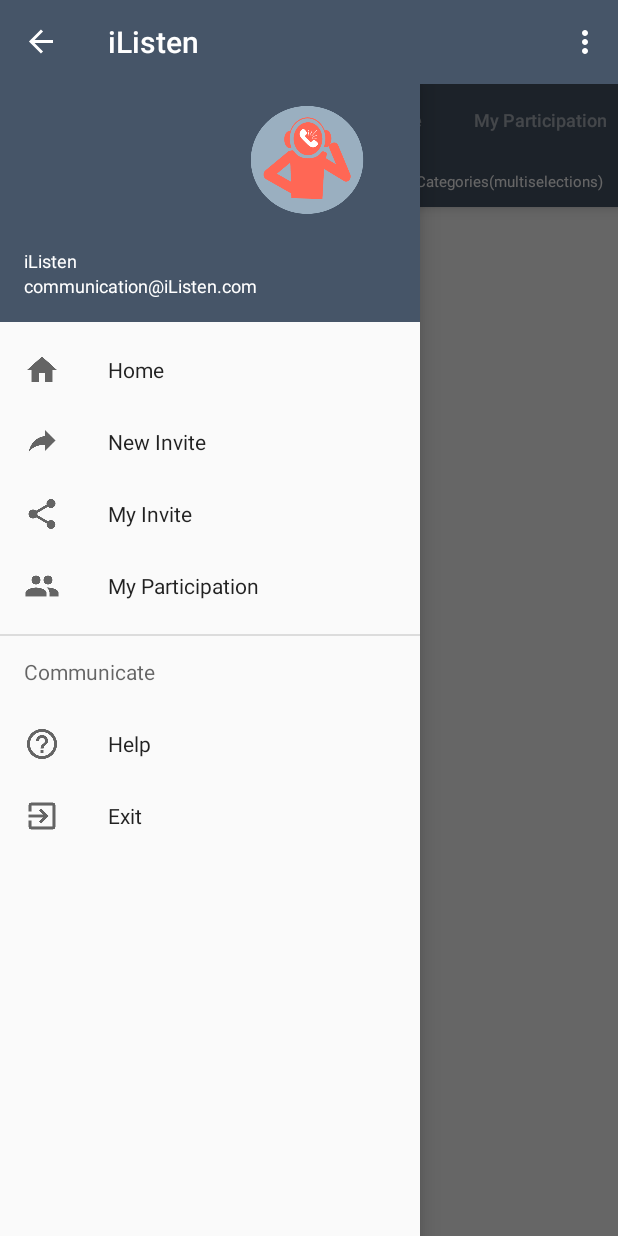
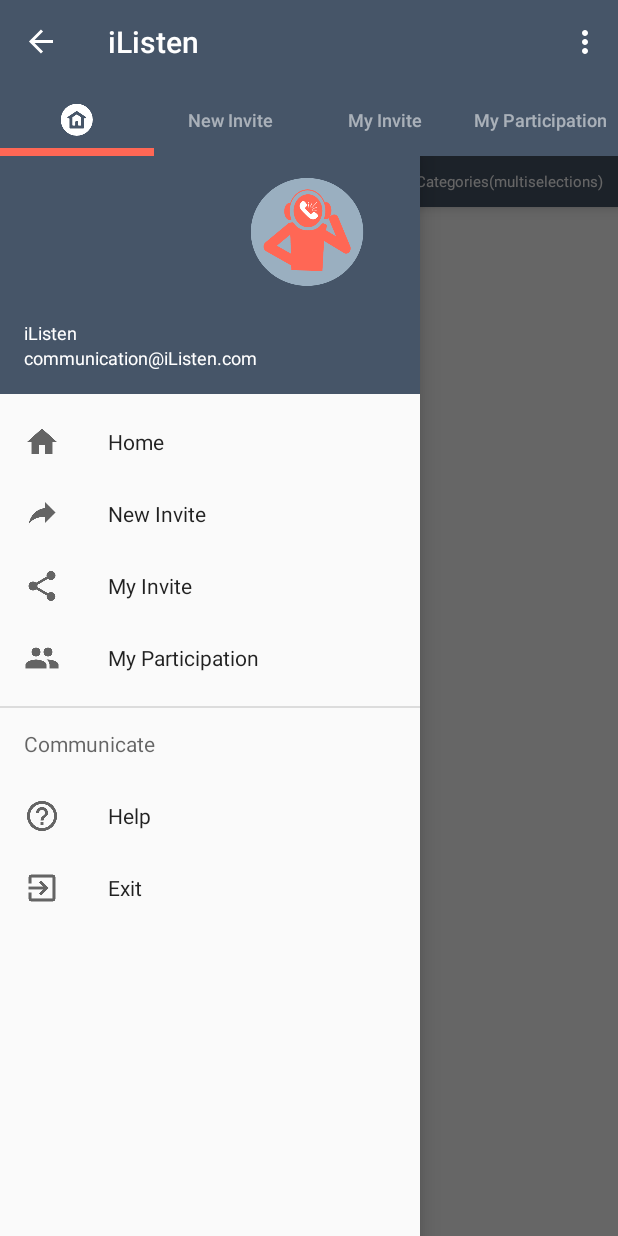
Before and after one commit to RajNirmal/IlistenSinch, an Android app: the Fragment1 screen opened directly, with no data from a screen before it, with the side drawer open, on a phone screen of 412 x 824 dp. Run offline under Robolectric (Android 15) with nearby library versions, the phone set to English and light mode, and no system bars; our stand-ins replace Volley; libraries missing offline, so code that uses them is left out: com.rebtel.repackaged, com.sinch.android; network calls fail; 7 statements that could not run were skipped.

Commit message:
Working with Broadcast

```diff
--- a/app/src/main/java/com/example/nirmal/ilistensinch/CustomAdapter4.java
+++ b/app/src/main/java/com/example/nirmal/ilistensinch/CustomAdapter4.java
@@ -80,13 +80,17 @@
         TextView cat = holder.cat;
         TextView desc = holder.desc;
         TextView dt= holder.dt;
-//        TextView join= holder.join;
+        TextView join= holder.join;
         nick.setText(dataSet.get(listPosition).getPresenter());
         stat.setText("Scheduled");
         tit.setText(dataSet.get(listPosition).getMeetingName());
         cat.setText(Category);
         desc.setText(dataSet.get(listPosition).getConferenceDesc());
         dt.setText(dataSet.get(listPosition).getTime());
+        if((dataSet.get(listPosition).getStatus())==2){
+            join.setText("Meeting Over");
+        }
+//        join
 //        part.setText(dataSet.get(listPosition).getPart());
     }
 
--- a/app/src/main/java/com/example/nirmal/ilistensinch/DBPackage/DBHandler.java
+++ b/app/src/main/java/com/example/nirmal/ilistensinch/DBPackage/DBHandler.java
@@ -57,10 +57,25 @@
         db.close();
         return output;
     }
+    //Perfectly working code below
+    /*
     public ArrayList<MeetingList> getAllMeetings(){
         SQLiteDatabase db = this.getReadableDatabase();
         ArrayList<MeetingList> allMeetings = new ArrayList<>();
         Cursor cr = db.rawQuery("select * from "+TABLE_NAME+ " where "+KEY_MEETING_STATUS+" = 1",null);
+        try{
+            while(cr.moveToNext())
+                allMeetings.add(new MeetingList(Integer.parseInt(cr.getString(0)), cr.getString(1), cr.getString(2), cr.getString(3), cr.getString(4), cr.getString(5), cr.getString(6), Integer.parseInt(cr.getString(7))));
+        }finally {
+            cr.close();
+        }
+        return allMeetings;
+    }
+    */
+    public ArrayList<MeetingList> getAllMeetings(){
+        SQLiteDatabase db = this.getReadableDatabase();
+        ArrayList<MeetingList> allMeetings = new ArrayList<>();
+        Cursor cr = db.rawQuery("select * from "+TABLE_NAME+ " where "+KEY_MEETING_STATUS+" = 1 OR "+ KEY_MEETING_STATUS+ " = 2",null);
         try{
             while(cr.moveToNext())
                 allMeetings.add(new MeetingList(Integer.parseInt(cr.getString(0)), cr.getString(1), cr.getString(2), cr.getString(3), cr.getString(4), cr.getString(5), cr.getString(6), Integer.parseInt(cr.getString(7))));
--- a/app/src/main/java/com/example/nirmal/ilistensinch/Fragment2.java
+++ b/app/src/main/java/com/example/nirmal/ilistensinch/Fragment2.java
@@ -177,6 +177,7 @@
                 getSharedPrefsData();
                 sendTheDataToHostinger(stringTitle, finalDateandTime, stringDuration, stringDesc);
                 sendPushToAllUsers(stringTitle, stringDate, stringDuration);
+                ((MainActivity)getActivity()).switchToThirdFragment();
             }else{
                 Toast.makeText(getActivity().getApplicationContext(),"Please enter all the details",Toast.LENGTH_LONG).show();
             }
--- a/app/src/main/java/com/example/nirmal/ilistensinch/MainActivity.java
+++ b/app/src/main/java/com/example/nirmal/ilistensinch/MainActivity.java
@@ -1,13 +1,20 @@
 package com.example.nirmal.ilistensinch;
 
+import android.app.Activity;
+import android.app.AlarmManager;
+import android.app.PendingIntent;
 import android.app.ProgressDialog;
 import android.content.Intent;
 import android.content.SharedPreferences;
 import android.os.Bundle;
 import android.os.Handler;
 import android.support.design.widget.NavigationView;
+import android.support.design.widget.TabLayout;
+import android.support.v4.app.Fragment;
 import android.support.v4.app.FragmentManager;
+import android.support.v4.app.FragmentPagerAdapter;
 import android.support.v4.app.FragmentTransaction;
+import android.support.v4.view.ViewPager;
 import android.support.v4.widget.DrawerLayout;
 import android.support.v7.app.ActionBarDrawerToggle;
 import android.support.v7.app.AppCompatActivity;
@@ -43,7 +50,14 @@
     public Call mainCall;
     AudioPlayer mAudioPlayer;
     public boolean whatToDo = false;//set to true if I am making a call else set to false for incoming call
-
+    public static TabLayout tabLayout;
+    public static ViewPager viewPager;
+    public static int int_items = 4 ;
+    private int[] tabIcons = {
+            R.drawable.hom,
+            R.drawable.tab2,
+            R.drawable.tab3
+    };
 
     @Override
     protected void onCreate(Bundle savedInstanceState) {
@@ -55,6 +69,17 @@
                 Object value = getIntent().getExtras().get(key);
             }
         }
+        tabLayout = (TabLayout)findViewById(R.id.tabs);
+        viewPager = (ViewPager)findViewById(R.id.viewpager);
+        viewPager.setAdapter(new MainActivity.MyAdapter(getSupportFragmentManager()));
+        tabLayout.post(new Runnable() {
+            @Override
+            public void run() {
+                tabLayout.setupWithViewPager(viewPager);
+                setupTabIcons();
+            }
+        });
+
         /**
          *Setup the DrawerLayout and NavigationView
          */
@@ -63,7 +88,7 @@
         updateTheTokeninHostinger();
         mDrawerLayout = (DrawerLayout) findViewById(R.id.drawerLayout);
         mNavigationView = (NavigationView) findViewById(R.id.shitstuff) ;
-        mainFragmentHolder = R.id.containerView;
+//        mainFragmentHolder = R.id.containerView;
         /**
          * Lets inflate the very first fragment
          * Here , we are inflating the TabFragment as the first Fragment
@@ -76,7 +101,7 @@
         getSupportActionBar().setDisplayHomeAsUpEnabled(true);
         fragmentManager = getSupportFragmentManager();
         mFragmentTransaction = fragmentManager.beginTransaction();
-        mFragmentTransaction.replace(R.id.containerView,new TabFragment()).commit();
+//        mFragmentTransaction.replace(R.id.containerView,new TabFragment()).commit();
         /**
          * Setup click events on the Navigation View Items.
          */
@@ -87,34 +112,40 @@
                 mDrawerLayout.closeDrawers();
 
                 if (menuItem.getItemId() == R.id.home) {
-                    FragmentTransaction xfragmentTransaction = fragmentManager.beginTransaction();
-                    xfragmentTransaction.replace(R.id.containerView, new TabFragment()).commit();
+                    viewPager.setCurrentItem(0,true);
+                    /*FragmentTransaction xfragmentTransaction = fragmentManager.beginTransaction();
+                    xfragmentTransaction.replace(R.id.containerView, new TabFragment()).commit();*/
                 }
 
                 if (menuItem.getItemId() == R.id.save_orders) {
-                    FragmentTransaction xfragmentTransaction = fragmentManager.beginTransaction();
-                    xfragmentTransaction.replace(R.id.containerView, new TabFragment()).commit();
+                    viewPager.setCurrentItem(1,true);
+                    /*FragmentTransaction xfragmentTransaction = fragmentManager.beginTransaction();
+                    xfragmentTransaction.replace(R.id.containerView, new TabFragment()).commit();*/
+                }
+                if (menuItem.getItemId() == R.id.returns) {
+                    viewPager.setCurrentItem(2,true);
+                    /*FragmentTransaction fragmentTransaction = fragmentManager.beginTransaction();
+                    fragmentTransaction.replace(R.id.containerView, new TabFragment()).commit();*/
+
+                }
+                if (menuItem.getItemId() == R.id.collections) {
+                    viewPager.setCurrentItem(3,true);
+                    /*FragmentTransaction fragmentTransaction = fragmentManager.beginTransaction();
+                    fragmentTransaction.replace(R.id.containerView, new TabFragment()).commit();*/
+
                 }
 
-                if (menuItem.getItemId() == R.id.collections) {
-                    FragmentTransaction fragmentTransaction = fragmentManager.beginTransaction();
-                    fragmentTransaction.replace(R.id.containerView, new TabFragment()).commit();
-
-                }
-                if (menuItem.getItemId() == R.id.returns) {
-                    FragmentTransaction fragmentTransaction = fragmentManager.beginTransaction();
-                    fragmentTransaction.replace(R.id.containerView, new TabFragment()).commit();
-
-                }
                 if (menuItem.getItemId() == R.id.help) {
-                    FragmentTransaction fragmentTransaction = fragmentManager.beginTransaction();
-                    fragmentTransaction.replace(R.id.containerView, new TabFragment()).commit();
+                    viewPager.setCurrentItem(0,true);
+                    /*FragmentTransaction fragmentTransaction = fragmentManager.beginTransaction();
+                    fragmentTransaction.replace(R.id.containerView, new TabFragment()).commit();*/
 
                 }
 
                 if (menuItem.getItemId() == R.id.exit) {
-                    FragmentTransaction fragmentTransaction = fragmentManager.beginTransaction();
-                    fragmentTransaction.replace(R.id.containerView, new TabFragment()).commit();
+                    viewPager.setCurrentItem(0,true);
+                    /*FragmentTransaction fragmentTransaction = fragmentManager.beginTransaction();
+                    fragmentTransaction.replace(R.id.containerView, new TabFragment()).commit();*/
 
                 }
 
@@ -133,10 +164,73 @@
         mDrawerToggle.syncState();
 
     }
+    public void switchToThirdFragment(){
+        viewPager.setCurrentItem(2,true);
+    }
+    class MyAdapter extends FragmentPagerAdapter {
+
+        public MyAdapter(FragmentManager fm) {
+            super(fm);
+        }
+
+        /**
+         * Return fragment with respect to Position .
+         */
+
+        @Override
+        public Fragment getItem(int position)
+        {
+            switch (position){
+                case 0 : return new Fragment1();
+                case 1 : return new Fragment2();
+                case 2 : return new Fragment3();
+                case 3 : return new Fragment4();
+            }
+            return null;
+        }
+
+        @Override
+        public int getCount() {
+
+            return int_items;
+
+        }
+
+        /**
+         * This method returns the title of the tab according to the position.
+         */
+
+        @Override
+        public CharSequence getPageTitle(int position) {
+
+            switch (position){
+                case 0 :
+                    return "";
+                case 1 :
+                    return "New Invite";
+                case 2 :
+                    return "My Invite";
+                case 3 :
+                    return "My Participation";
+            }
+            return null;
+        }
+
+    }
+    public void setTheAlarm(final int MeetID, final long TimeRemaining){
+        Intent i = new Intent(MainActivity.this,myBroadcastReceiver.class);
+        PendingIntent pendingIntent = PendingIntent.getBroadcast(this.getApplicationContext(),MeetID,i,0);
+        AlarmManager alarmManager = (AlarmManager)getSystemService(ALARM_SERVICE);
+        alarmManager.set(AlarmManager.RTC_WAKEUP, System.currentTimeMillis()+ TimeRemaining, pendingIntent);
+        Toast.makeText(this, "Alarm set in 1 seconds",Toast.LENGTH_SHORT).show();
+    }
     public void startTheCall(String x){
         Intent i = new Intent(MainActivity.this,SinchMainActivity.class);
         i.putExtra(SinchHolders.phpMeetingName,x);
         startActivity(i);
+    }
+    private void setupTabIcons() {
+        tabLayout.getTabAt(0).setIcon(tabIcons[0]);
     }
     private void buildClient(String x){
         showSpinner();
@@ -145,7 +239,6 @@
         myClient.startListeningOnActiveConnection();
         myClient.setSupportActiveConnectionInBackground(true);
         //  myClient.getCallClient().addCallClientListener(new SinchCallClientListenerMine());
-
         myClient.addSinchClientListener(new SinchClientListener() {
             @Override
             public void onClientStarted(SinchClient sinchClient) {
--- a/app/src/main/java/com/example/nirmal/ilistensinch/Terms.java
+++ b/app/src/main/java/com/example/nirmal/ilistensinch/Terms.java
@@ -27,7 +27,7 @@
 
             @Override
             public void onClick(View v) {
-                Intent i = new Intent(Terms.this, SignUp.class);
+                Intent i = new Intent(Terms.this, MainActivity.class);
                 startActivity(i);
             }
 
--- a/app/src/main/java/com/example/nirmal/ilistensinch/dummy_signup_2.java
+++ b/app/src/main/java/com/example/nirmal/ilistensinch/dummy_signup_2.java
@@ -79,7 +79,7 @@
         });
     }
     private void changActivity(){
-        Intent i = new Intent(dummy_signup_2.this,MainActivity.class);
+        Intent i = new Intent(dummy_signup_2.this,Terms.class);
         startActivity(i);
     }
     private void getDatafromSharedPrefs(){
--- a/app/src/main/res/layout/activity_main.xml
+++ b/app/src/main/res/layout/activity_main.xml
@@ -17,7 +17,17 @@
 
 
     </android.support.v7.widget.Toolbar>
-
+    <android.support.design.widget.TabLayout
+        android:id="@+id/tabs"
+        app:tabGravity="fill"
+        app:tabMode="fixed"
+        android:background="@color/primary"
+        app:tabIndicatorColor="@color/accent"
+        app:tabSelectedTextColor="@color/white"
+        app:tabTextColor="@color/white_54"
+        android:layout_width="match_parent"
+        android:layout_height="wrap_content">
+    </android.support.design.widget.TabLayout>
     <android.support.v4.widget.DrawerLayout
         xmlns:android="http://schemas.android.com/apk/res/android"
         xmlns:app="http://schemas.android.com/apk/res-auto"
@@ -26,12 +36,17 @@
         android:id="@+id/drawerLayout"
         >
 
-        <FrameLayout
-            android:orientation="vertical"
+
+
+
+
+        <android.support.v4.view.ViewPager
+            android:id="@+id/viewpager"
+            android:background="@color/white"
             android:layout_width="match_parent"
-            android:layout_height="match_parent"
-            android:id="@+id/containerView">
-        </FrameLayout>
+            android:layout_height="match_parent">
+
+        </android.support.v4.view.ViewPager>
 
         <android.support.design.widget.NavigationView
             xmlns:android="http://schemas.android.com/apk/res/android"
--- a/app/src/main/res/layout/tab_layout.xml
+++ b/app/src/main/res/layout/tab_layout.xml
@@ -6,8 +6,7 @@
     android:orientation="vertical"
     android:background="@color/primary"
     android:layout_height="wrap_content">
-
-
+<!--
     <android.support.design.widget.TabLayout
         android:id="@+id/tabs"
         app:tabGravity="fill"
@@ -27,7 +26,7 @@
         android:layout_width="match_parent"
         android:layout_height="match_parent">
 
-    </android.support.v4.view.ViewPager>
+    </android.support.v4.view.ViewPager>-->
 
 
 
```
Also changed, not shown: app/src/main/AndroidManifest.xml (+8 -14 lines), app/src/main/java/com/example/nirmal/ilistensinch/Fragment1.java (+39 -1 lines), app/src/main/java/com/example/nirmal/ilistensinch/Fragment4.java (+72 -2 lines), app/src/main/java/com/example/nirmal/ilistensinch/Login.java (+172 -31 lines), app/src/main/java/com/example/nirmal/ilistensinch/myBroadcastReceiver.java (added, +25 -0 lines).
